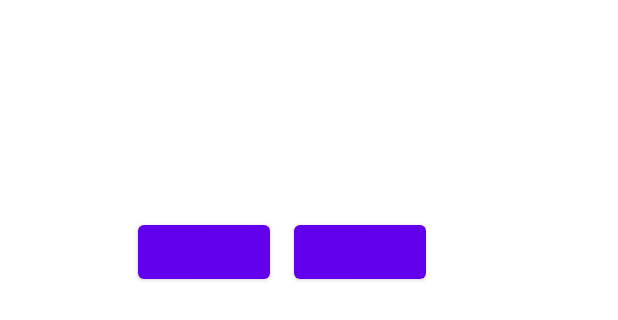
After one commit to deditian/Jelajah, an Android app: the layout dialog_info.xml on its own in the app's theme, with its tools: preview values and no code run, on a phone screen of 412 x 824 dp. The commit adds this screen. Shown: the top 320 px of the screen. Run offline under Robolectric (Android 15) with nearby library versions, the phone set to English and light mode, and no system bars.

```diff
--- a/app/src/main/java/com/tian/jelajah/data/ApiServices.kt
+++ b/app/src/main/java/com/tian/jelajah/data/api/ApiServices.kt
@@ -1,4 +1,4 @@
-package com.tian.jelajah.data
+package com.tian.jelajah.data.api
 
 import retrofit2.Call
 import retrofit2.http.GET
--- a/app/src/main/java/com/tian/jelajah/di/AppModule.kt
+++ b/app/src/main/java/com/tian/jelajah/di/AppModule.kt
@@ -5,7 +5,7 @@ package com.tian.jelajah.di
 import com.google.gson.GsonBuilder
 import com.jakewharton.retrofit2.adapter.rxjava2.RxJava2CallAdapterFactory
 import com.tian.jelajah.BuildConfig
-import com.tian.jelajah.data.ApiServices
+import com.tian.jelajah.data.api.ApiServices
 import com.tian.jelajah.utils.Constants
 import com.tian.jelajah.utils.Pref
 import okhttp3.Interceptor
--- a/app/src/main/res/layout/activity_main_menu.xml
+++ b/app/src/main/res/layout/activity_main_menu.xml
@@ -92,7 +92,8 @@
                 app:layout_constraintStart_toStartOf="@+id/txt_time_prayer"
                 app:layout_constraintTop_toBottomOf="@+id/txt_time_prayer" />
 
-            <ImageView
+            <ImageButton
+                android:id="@+id/btn_notification"
                 android:layout_width="wrap_content"
                 android:layout_height="wrap_content"
                 android:layout_marginTop="20dp"
--- /dev/null
+++ b/app/src/main/res/layout/dialog_info.xml
@@ -0,0 +1,44 @@
+<?xml version="1.0" encoding="utf-8"?>
+<androidx.constraintlayout.widget.ConstraintLayout
+    xmlns:android="http://schemas.android.com/apk/res/android"
+    xmlns:app="http://schemas.android.com/apk/res-auto"
+    android:layout_width="wrap_content"
+    android:layout_height="wrap_content"
+    android:elevation="8dp"
+    android:minWidth="300dp"
+    android:orientation="vertical"
+    android:padding="16dp">
+
+    <TextView
+        android:id="@+id/dialogInfoTitleTextView"
+        android:layout_width="wrap_content"
+        android:layout_height="wrap_content"
+        app:layout_constraintEnd_toEndOf="parent"
+        app:layout_constraintHorizontal_bias="0.5"
+        app:layout_constraintStart_toStartOf="parent"
+        app:layout_constraintTop_toTopOf="parent"/>
+
+    <TextView
+        android:id="@+id/dialogInfoMessageTextView"
+        android:layout_width="wrap_content"
+        android:layout_height="wrap_content"
+        android:layout_marginTop="16dp"
+        app:layout_constraintTop_toBottomOf="@+id/dialogInfoTitleTextView"
+        app:layout_constraintEnd_toEndOf="@+id/dialogInfoTitleTextView"
+        app:layout_constraintStart_toStartOf="@+id/dialogInfoTitleTextView"/>
+    <Button
+        android:layout_width="wrap_content"
+        android:layout_height="0dp"
+        android:id="@+id/dialogInfoPositiveButton"
+        app:layout_constraintTop_toBottomOf="@+id/dialogInfoMessageTextView" android:layout_marginTop="64dp"
+        app:layout_constraintEnd_toEndOf="parent"/>
+    <Button
+        android:layout_width="wrap_content"
+        android:layout_height="wrap_content"
+        android:id="@+id/dialogInfoNegativeButton"
+        app:layout_constraintEnd_toStartOf="@+id/dialogInfoPositiveButton" android:layout_marginEnd="16dp"
+        app:layout_constraintBottom_toBottomOf="@+id/dialogInfoPositiveButton"
+        app:layout_constraintTop_toTopOf="@+id/dialogInfoPositiveButton"/>
+
+
+</androidx.constraintlayout.widget.ConstraintLayout>
--- a/app/src/main/res/layout/item_menu.xml
+++ b/app/src/main/res/layout/item_menu.xml
@@ -16,6 +16,8 @@
     android:layout_marginLeft="5dp"
     android:layout_marginRight="5dp"
     app:cardCornerRadius="18dp"
+    android:clickable="true"
+    android:foreground="?android:attr/selectableItemBackground"
     app:cardElevation="4dp">
 <androidx.constraintlayout.widget.ConstraintLayout
     android:layout_width="match_parent"
```
Also changed, not shown: app/build.gradle (+18 -0 lines), app/src/main/AndroidManifest.xml (+11 -0 lines), app/src/main/java/com/tian/jelajah/data/pref/Preference.kt (added, +104 -0 lines), app/src/main/java/com/tian/jelajah/receiver/ReminderReceiver.kt (added, +254 -0 lines), app/src/main/java/com/tian/jelajah/repositories/CommonRepository.kt (+44 -4 lines), app/src/main/java/com/tian/jelajah/ui/menu/MainMenuActivity.kt (+38 -26 lines), app/src/main/java/com/tian/jelajah/ui/menu/MainMenuViewModel.kt (+4 -6 lines), app/src/main/java/com/tian/jelajah/ui/quran/QuranViewModel.kt (+4 -6 lines), app/src/main/java/com/tian/jelajah/utils/AlertDialogExtention.kt (added, +144 -0 lines), app/src/main/java/com/tian/jelajah/utils/PrayerUtils.kt (added, +22 -0 lines).
